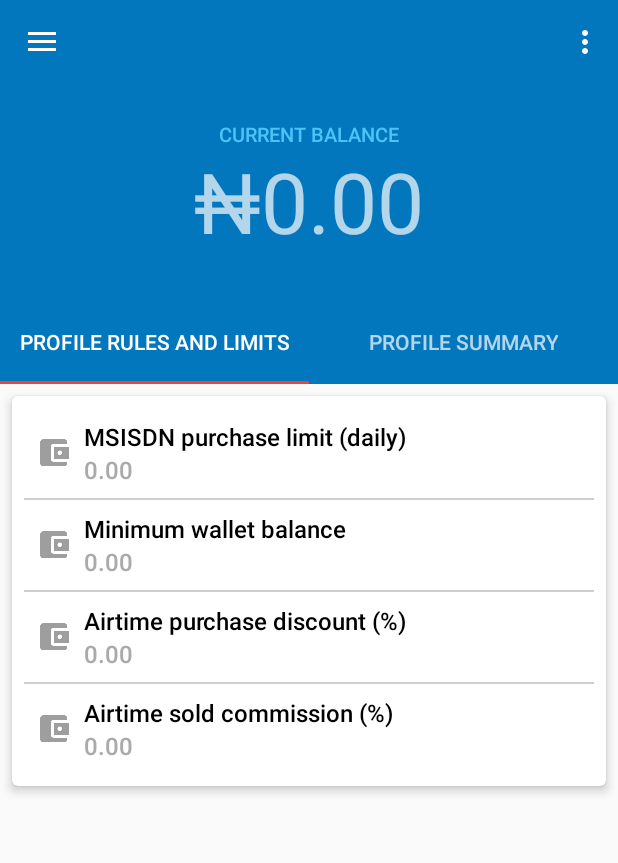
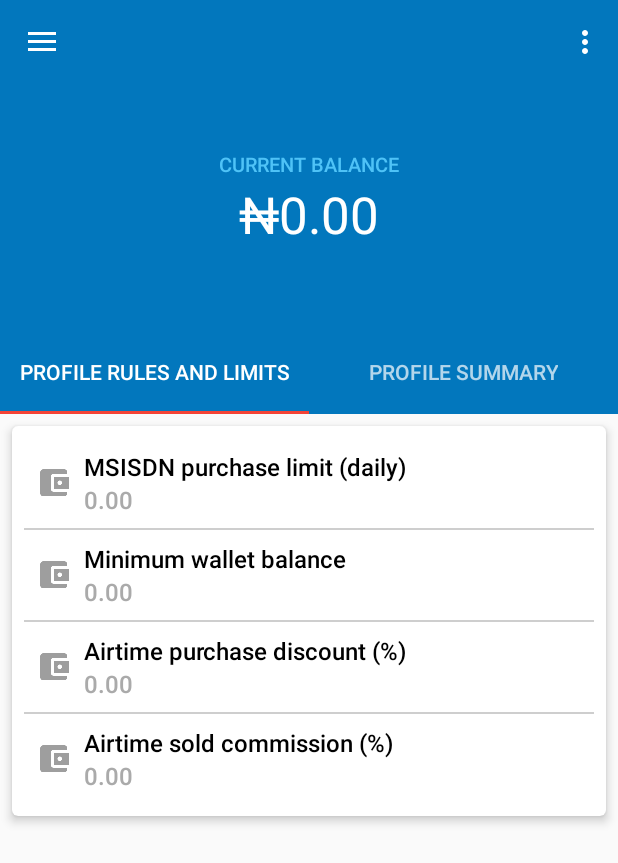
Before and after one commit to Swifta/OneRecharge, an Android app: the AgentActivity screen opened directly, with no data from a screen before it, on a phone screen of 412 x 824 dp. Shown: the top 863 px of the screen. Run offline under Robolectric (Android 15) with nearby library versions, the light colour scheme and no system bars; our stand-ins replace ButterKnife; libraries missing offline, so code that uses them is left out: io.realm, retrofit2.adapter.rxjava, rx.android.schedulers, rx.schedulers; 13 statements that could not run were skipped.

Commit message:
fix: Fix bug with overlapping display in AgentActivity

```diff
--- a/app/src/main/java/com/swifta/onerecharge/agent/AgentActivity.java
+++ b/app/src/main/java/com/swifta/onerecharge/agent/AgentActivity.java
@@ -152,12 +152,6 @@ public class AgentActivity extends AppCompatActivity
     }
 
     @Override
-    protected void onRestart() {
-        super.onRestart();
-        displayFragmentDashboard();
-    }
-
-    @Override
     public void onBackPressed() {
         DrawerLayout drawer = (DrawerLayout) findViewById(R.id.drawer_layout);
         if (drawer.isDrawerOpen(GravityCompat.START)) {
@@ -239,6 +233,7 @@ public class AgentActivity extends AppCompatActivity
         activityContainerFrame.setVisibility(View.GONE);
 
         dashboardAppBarLayout.setVisibility(View.VISIBLE);
+        tabLayout.setVisibility(View.VISIBLE);
         viewPager.setVisibility(View.VISIBLE);
 
         setSupportActionBar(toolbarDashboard);
@@ -258,6 +253,7 @@ public class AgentActivity extends AppCompatActivity
 
     private void displayFragment(Fragment fragment) {
         dashboardAppBarLayout.setVisibility(View.GONE);
+        tabLayout.setVisibility(View.GONE);
         viewPager.setVisibility(View.GONE);
 
         appBarLayout.setVisibility(View.VISIBLE);
@@ -297,7 +293,6 @@ public class AgentActivity extends AppCompatActivity
                 (R.string.profile_rules)));
         tabLayout.addTab(tabLayout.newTab().setText(getResources().getString
                 (R.string.profile_summary)));
-        tabLayout.setTabGravity(TabLayout.GRAVITY_FILL);
     }
 
     private void setUpCollapsingToolbarWithCurrentValue() {
--- a/app/src/main/res/layout/app_bar_agent.xml
+++ b/app/src/main/res/layout/app_bar_agent.xml
@@ -32,30 +32,53 @@
 
     </FrameLayout>
 
+    <android.support.v4.view.ViewPager
+        android:id="@+id/pager"
+        android:layout_width="match_parent"
+        android:layout_height="match_parent"
+        android:layout_marginTop="?attr/actionBarSize"
+        android:visibility="gone"
+        app:layout_anchor="@+id/dashboard_app_bar_layout"
+        app:layout_anchorGravity="bottom"
+        app:layout_behavior="@string/appbar_scrolling_view_behavior"/>
+
+    <android.support.design.widget.TabLayout
+        android:id="@+id/tabLayout"
+        android:layout_width="match_parent"
+        android:layout_height="?attr/actionBarSize"
+        android:layout_gravity="bottom"
+        android:background="?attr/colorPrimary"
+        android:theme="@style/AppTheme.AppBarOverlay"
+        android:visibility="gone"
+        app:layout_anchor="@+id/dashboard_app_bar_layout"
+        app:layout_anchorGravity="bottom"
+        app:tabGravity="fill"
+        app:tabMode="fixed"/>
+
     <android.support.design.widget.AppBarLayout
         android:id="@+id/dashboard_app_bar_layout"
         android:layout_width="match_parent"
-        android:layout_height="wrap_content"
+        android:layout_height="@dimen/app_bar_height"
         android:fitsSystemWindows="true"
-        android:theme="@style/AppTheme.AppBarOverlay"
+        android:theme="@style/ThemeOverlay.AppCompat.Dark.ActionBar"
         android:visibility="gone">
 
         <android.support.design.widget.CollapsingToolbarLayout
             android:id="@+id/collapsingLayout"
             android:layout_width="match_parent"
-            android:layout_height="@dimen/app_bar_height"
+            android:layout_height="match_parent"
             android:fitsSystemWindows="true"
-            app:contentScrim="@color/colorPrimary"
-            app:expandedTitleGravity="center_horizontal"
-            app:expandedTitleMarginTop="50dp"
-            app:expandedTitleTextAppearance="@style/TextAppearance.AppCompat.Display3"
+            app:contentScrim="?attr/colorPrimary"
+            app:expandedTitleGravity="center"
+            app:expandedTitleMarginTop="@dimen/expandedTitleMarginTop"
             app:layout_scrollFlags="scroll|exitUntilCollapsed">
 
             <TextView
+                android:id="@+id/textView"
                 android:layout_width="wrap_content"
                 android:layout_height="wrap_content"
                 android:layout_gravity="center_horizontal"
-                android:layout_marginTop="80dp"
+                android:layout_marginTop="@dimen/expandedTitleMarginTop"
                 android:fontFamily="sans-serif-medium"
                 android:text="@string/current_balance"
                 android:textColor="@color/materialLightBlue300"
@@ -64,25 +87,9 @@
             <android.support.v7.widget.Toolbar
                 android:id="@+id/toolbar_dashboard"
                 android:layout_width="match_parent"
-                android:layout_height="112dp"
-                android:layout_gravity="top"
-                android:minHeight="?attr/actionBarSize"
+                android:layout_height="?attr/actionBarSize"
                 app:layout_collapseMode="pin"
-                app:popupTheme="@style/AppTheme.PopupOverlay"
-                app:titleMarginBottom="56dp"/>
-
-            <android.support.design.widget.TabLayout
-                android:id="@+id/tabLayout"
-                android:layout_width="match_parent"
-                android:layout_height="?attr/actionBarSize"
-                android:layout_gravity="bottom"/>
+                app:popupTheme="@style/ThemeOverlay.AppCompat.Light"/>
         </android.support.design.widget.CollapsingToolbarLayout>
     </android.support.design.widget.AppBarLayout>
-
-    <android.support.v4.view.ViewPager
-        android:id="@+id/pager"
-        android:layout_width="match_parent"
-        android:layout_height="match_parent"
-        android:visibility="gone"
-        app:layout_behavior="@string/appbar_scrolling_view_behavior"/>
 </android.support.design.widget.CoordinatorLayout>
--- a/app/src/main/res/values/dimens.xml
+++ b/app/src/main/res/values/dimens.xml
@@ -4,8 +4,9 @@
     <dimen name="activity_vertical_margin">16dp</dimen>
 
     <!-- AgentActivity -->
-    <dimen name="app_bar_height">256dp</dimen>
+    <dimen name="app_bar_height">220dp</dimen>
     <dimen name="agent_activity_margin">100dp</dimen>
+    <dimen name="expandedTitleMarginTop">100dp</dimen>
     <dimen name="nav_header_image_width">50dp</dimen>
 
     <!-- CustomerRegistrationActivity -->
```
Also changed, not shown: 1 other file.
